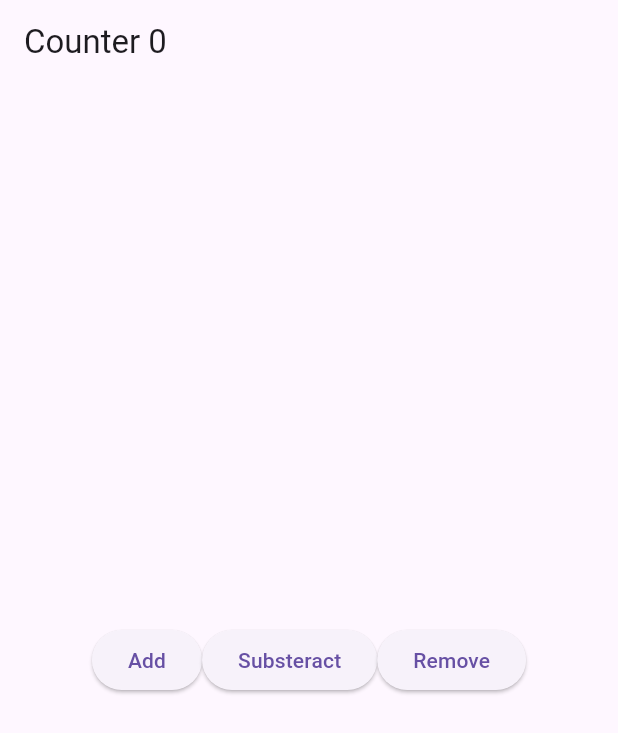
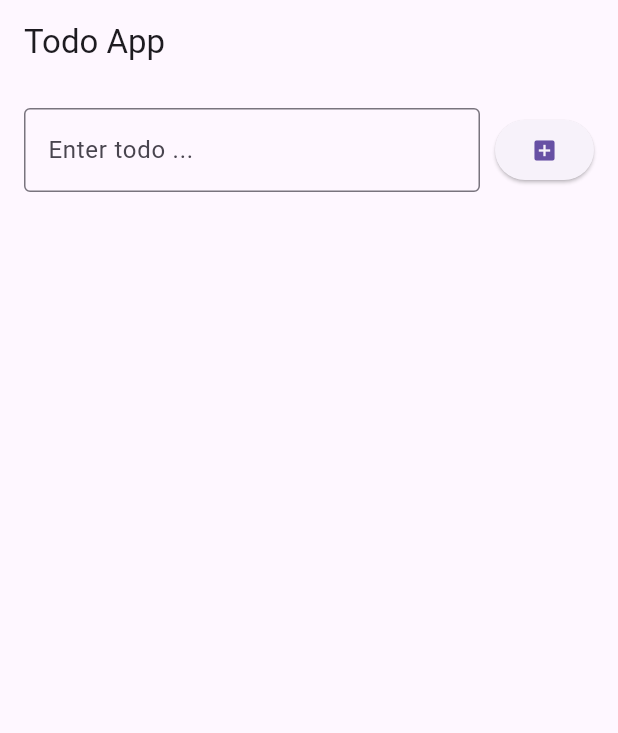
Before and after one commit to Sumeyahassen/Scientific-Calculator, a Flutter app: the screen it shows after launch, on a phone screen of 412 x 824 dp. Shown: the top 733 px of the screen. Run offline on Flutter 3.47's test engine with Material 3 defaults, Android fonts, the phone set to English and light mode, and no system bars.

Commit message:
to complate the  add task section

```diff
--- a/calclater/lib/main.dart
+++ b/calclater/lib/main.dart
@@ -5,7 +5,9 @@
 // HelloWorld()
 // import 'package:calclater/widget/click_button.dart';
 // ClickButton()
-import 'package:calclater/widget/counter_app.dart';
+// import 'package:calclater/widget/counter_app.dart';
+// CounterApp()
+import 'package:calclater/screen/todo_screen.dart';
 import 'package:flutter/material.dart';
 void main(){
   runApp(Calculater());
@@ -17,7 +19,7 @@ class Calculater extends StatelessWidget {
   Widget build(BuildContext context) {
     return const MaterialApp(
       debugShowCheckedModeBanner: false,
-      home:CounterApp()
+      home:TodoScreen()
     );
   }
 }
--- /dev/null
+++ b/calclater/lib/screen/todo_screen.dart
@@ -0,0 +1,42 @@
+
+import 'dart:math';
+import 'package:calclater/model/todo.dart';
+import 'package:calclater/widget/add_todo_bar.dart';
+import 'package:flutter/material.dart';
+class TodoScreen extends StatefulWidget {
+  // consteracter
+  const TodoScreen({super.key});
+
+  @override
+  State<TodoScreen> createState() => _TodoScreenState();
+}
+
+class _TodoScreenState extends State<TodoScreen> {
+  List <Todo> todos=[];
+  final TextEditingController controller=TextEditingController();
+  void addTodo(){
+    if(controller.text.isNotEmpty){
+      setState(() {
+        todos.add(Todo(id: Random().nextInt(1000).toString(), text: controller.text));
+        controller.clear();
+      });
+
+    }
+  }
+  void deletTodo(String id){
+    setState(() {
+      todos.removeWhere((todo)=>todo.id==id);
+    });
+  }
+  @override
+  Widget build(BuildContext context) {
+    return Scaffold(
+      appBar: AppBar(title: Text("Todo App"),),
+      body:Column(
+       children: [
+         AddTodoBar(controller:controller,onAdd:addTodo),
+       ],
+      ) ,
+    );
+  }
+}
--- /dev/null
+++ b/calclater/lib/widget/add_todo_bar.dart
@@ -0,0 +1,32 @@
+import 'package:flutter/material.dart';
+class AddTodoBar extends StatelessWidget {
+ final TextEditingController controller;
+ final VoidCallback onAdd;
+//  consteracter
+  const AddTodoBar({super.key,
+  required this.controller,
+  required this.onAdd
+  });
+
+  @override
+  Widget build(BuildContext context) {
+    return Container(
+      padding: EdgeInsets.all(16),
+      child: Row(
+        children: [
+          Expanded(
+            child:TextField(
+              controller: controller,
+              decoration: InputDecoration(
+               hintText: "Enter todo ...",
+               border: OutlineInputBorder()
+              ),
+            ),
+             ),
+             SizedBox(width: 10,),
+             ElevatedButton(onPressed: onAdd, child: Icon(Icons.add_box))
+        ],
+      ),
+    );
+  }
+}
```
